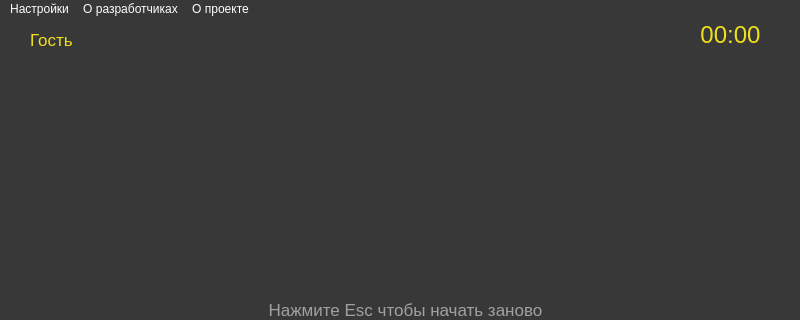
Before: the Qt Designer form project.ui in Dzhuks/typing_test, drawn with Qt 5; both pictures show x 0 to 800 and y 0 to 320 of the 800 by 600 pixel window.
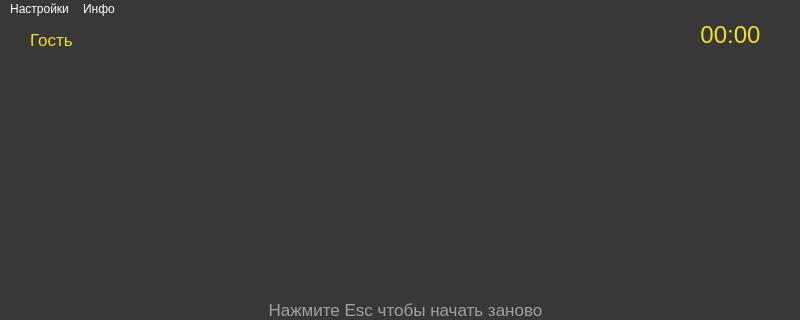
After: the same form once the commit is applied.

Patch:
```diff
--- a/project.ui
+++ b/project.ui
@@ -208,19 +208,15 @@
     <addaction name="user_setting"/>
     <addaction name="results_menu"/>
    </widget>
-   <widget class="QMenu" name="about_us_menu">
+   <widget class="QMenu" name="about_menu">
     <property name="title">
-     <string>О разработчиках</string>
+     <string>Инфо</string>
     </property>
-   </widget>
-   <widget class="QMenu" name="about_project_menu">
-    <property name="title">
-     <string>О проекте</string>
-    </property>
+    <addaction name="about_us"/>
+    <addaction name="about_project"/>
    </widget>
    <addaction name="settings_menu"/>
-   <addaction name="about_us_menu"/>
-   <addaction name="about_project_menu"/>
+   <addaction name="about_menu"/>
   </widget>
   <widget class="QStatusBar" name="statusbar">
    <property name="enabled">
```
Left out of the diff: 10 changed lines with no effect on the pictures.
